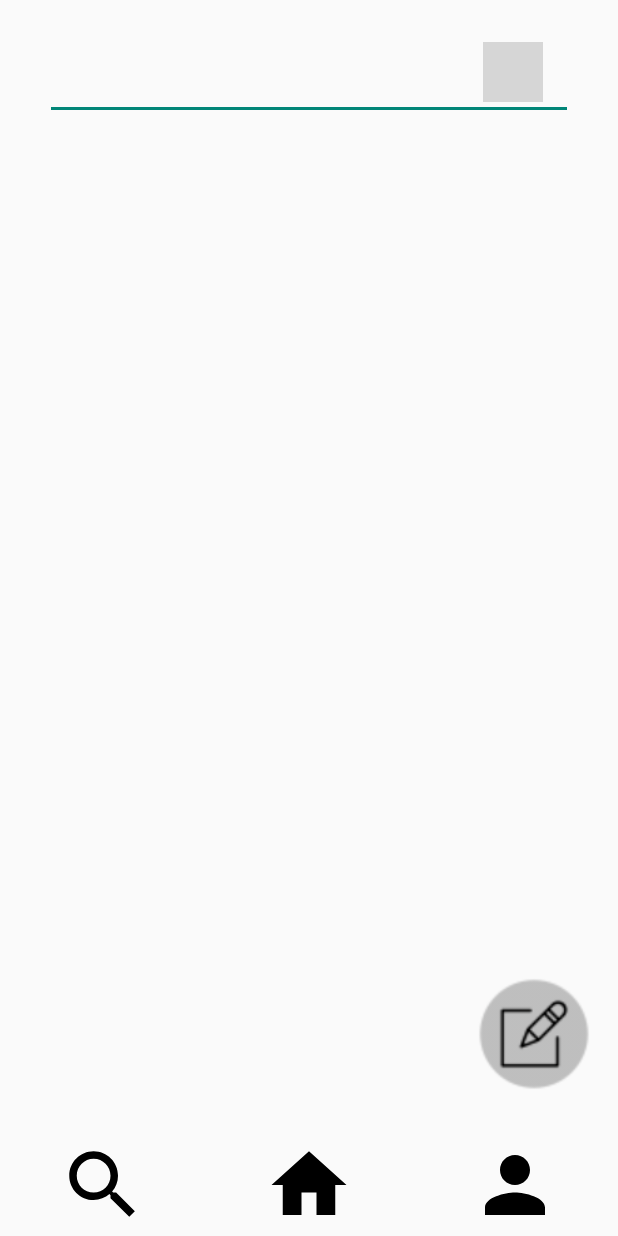
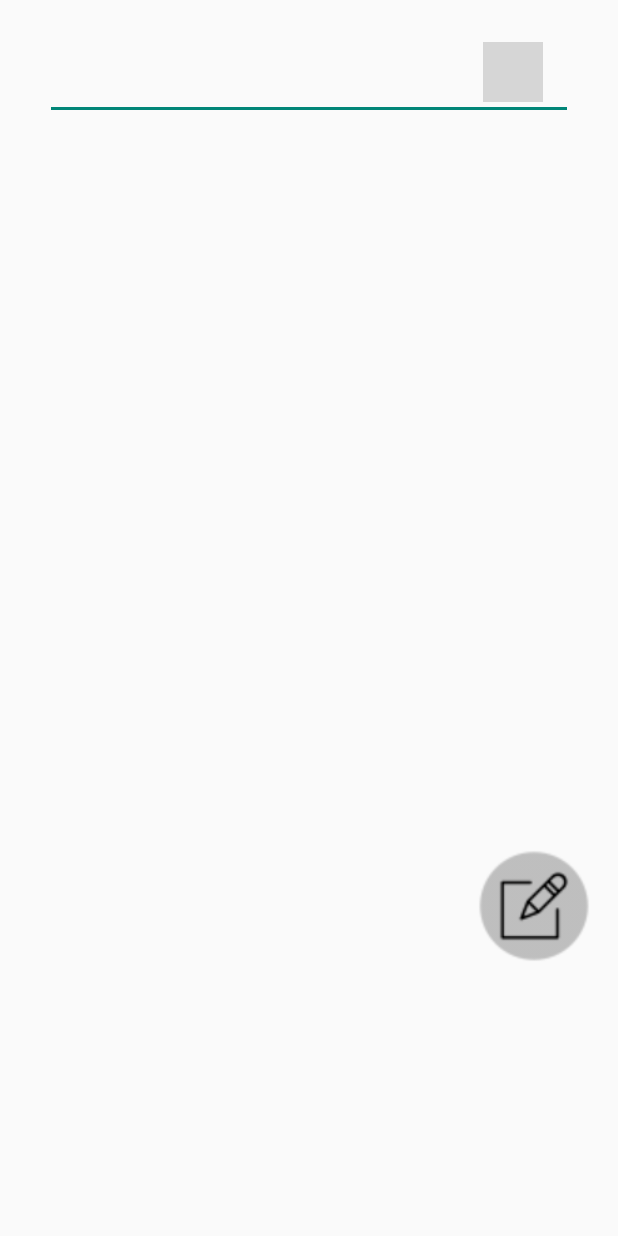
Before and after one commit to BoogiLog/BoogiLog, an Android app: the screen it shows after launch (MainActivity), on a phone screen of 412 x 824 dp. Run offline under Robolectric (Android 15) with nearby library versions, the phone set to English and light mode, and no system bars; our stand-ins replace Firebase (no records; nobody signed in at launch, a user with empty details on screens opened directly), data binding; grey boxes are pictures that could not be loaded.

Commit message:
change
서치 프래그먼트 수정

```diff
--- a/app/src/main/java/com/example/boogilog/fragments/SearchFragment.kt
+++ b/app/src/main/java/com/example/boogilog/fragments/SearchFragment.kt
@@ -33,10 +33,6 @@ class SearchFragment : Fragment() {
 
        binding = DataBindingUtil.inflate(inflater, R.layout.fragment_search, container, false)
 
-        binding.postingbtn.setOnClickListener {
-            val intent = Intent(context, BoardWriteActivity::class.java)
-            startActivity(intent)
-        }
 
 
 
--- a/app/src/main/res/layout/fragment_search.xml
+++ b/app/src/main/res/layout/fragment_search.xml
@@ -11,45 +11,15 @@
             android:layout_width="match_parent"
             android:layout_height="match_parent">
 
-            <LinearLayout
-                android:id="@+id/linearLayout"
-                android:layout_width="match_parent"
-                android:layout_height="60dp"
-                android:layout_marginBottom="4dp"
-                android:weightSum="3"
-                app:layout_constraintBottom_toBottomOf="parent"
-                tools:layout_editor_absoluteX="-26dp">
-
-                <ImageView
-                    android:id="@+id/searchTap"
-                    android:layout_width="wrap_content"
-                    android:layout_height="match_parent"
-                    android:layout_weight="1"
-                    android:src="@drawable/ic_search" />
-
-                <ImageView
-                    android:id="@+id/homeTap"
-                    android:layout_width="wrap_content"
-                    android:layout_height="match_parent"
-                    android:layout_weight="1"
-                    android:src="@drawable/ic_home" />
-
-                <ImageView
-                    android:id="@+id/profileTap"
-                    android:layout_width="wrap_content"
-                    android:layout_height="match_parent"
-                    android:layout_weight="1"
-                    android:src="@drawable/ic_profile" />
-
-            </LinearLayout>
 
             <ImageView
                 android:id="@+id/postingbtn"
                 android:layout_width="80dp"
                 android:layout_height="80dp"
+                android:layout_marginTop="564dp"
                 android:layout_marginEnd="16dp"
                 android:src="@drawable/posting"
-                app:layout_constraintBottom_toTopOf="@+id/linearLayout"
+
                 app:layout_constraintEnd_toEndOf="parent"
                 app:layout_constraintTop_toTopOf="parent"
                 app:layout_constraintVertical_bias="0.955" />
@@ -80,9 +50,10 @@
                 app:srcCompat="@drawable/searchbtn" />
 
             <androidx.constraintlayout.widget.ConstraintLayout
+                android:id="@+id/recycler"
                 android:layout_width="0dp"
-                android:layout_height="0dp"
-                app:layout_constraintBottom_toTopOf="@+id/linearLayout"
+                android:layout_height="wrap_content"
+
                 app:layout_constraintEnd_toEndOf="parent"
                 app:layout_constraintStart_toStartOf="parent"
                 app:layout_constraintTop_toBottomOf="@+id/editTextTextPersonName">
@@ -90,8 +61,8 @@
                 <androidx.recyclerview.widget.RecyclerView
                     android:layout_width="370dp"
                     android:layout_height="440dp"
+                    android:layout_marginLeft="20dp"
                     android:layout_marginTop="16dp"
-                    android:layout_marginLeft="20dp"
                     android:layout_marginRight="20dp"
                     app:layout_constraintEnd_toEndOf="parent"
                     app:layout_constraintHorizontal_bias="0.0"
```
Also changed, not shown: app/src/main/res/navigation/menubar.xml (+1 -14 lines).
